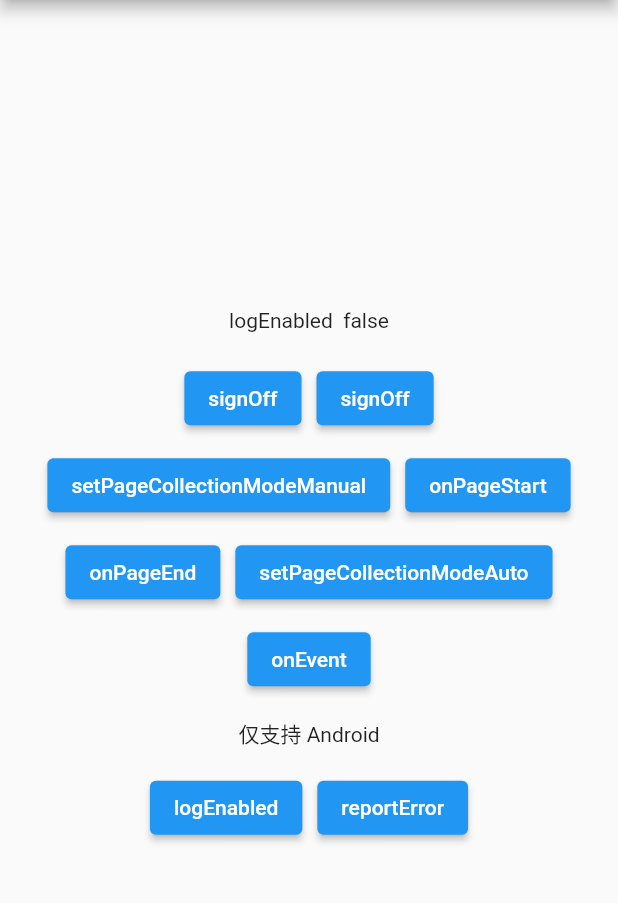
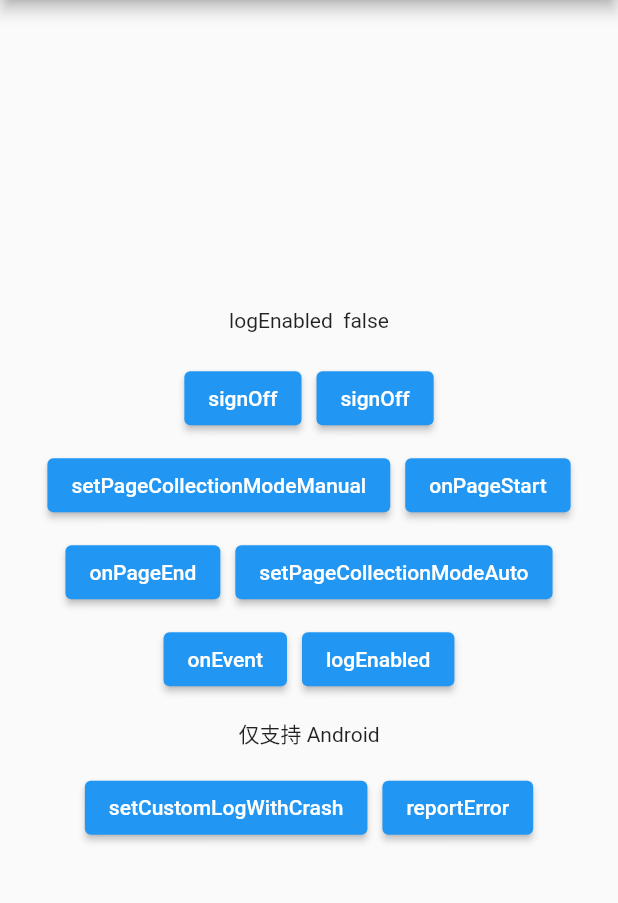
Before and after one commit to Wayaer/fl_umeng, a Flutter app: the screen it shows after launch, after a tap on "logEnabled", on a phone screen of 412 x 824 dp, the part 84-987 px from its top. Run offline on Flutter 3.47's test engine with Material 2 defaults, Android fonts, the phone set to English and light mode, and no system bars.

Commit message:
no message

```diff
--- a/example/lib/main.dart
+++ b/example/lib/main.dart
@@ -29,10 +29,7 @@ class _HomePageState extends State<_HomePage> {
 
   /// 注册友盟
   Future<void> init() async {
-    final bool? crash = await FlUMengCrash.instance.init(
-        androidAppKey: '5f8fe2abfac90f1c19a8642e',
-        iosAppKey: '5f8fe4d4c1122b44acfc7aa7',
-        channel: 'channel');
+    final bool? crash = await FlUMeng.instance.setConfigWithCrash();
     print('UmengCrash 初始化成功 = $crash');
 
     final bool? data = await FlUMeng.instance.init(
@@ -40,6 +37,7 @@ class _HomePageState extends State<_HomePage> {
         iosAppKey: '5f8fe4d4c1122b44acfc7aa7',
         channel: 'channel');
     print('Umeng 初始化成功 = $data');
+    await FlUMeng.instance.setConfigWithCrash();
   }
 
   @override
@@ -106,6 +104,13 @@ class _HomePageState extends State<_HomePage> {
                   setState(() {});
                 },
                 child: const Text('onEvent')),
+            ElevatedButton(
+                onPressed: () async {
+                  final bool data = await FlUMeng.instance.setLogEnabled(true);
+                  text = 'logEnabled  $data';
+                  setState(() {});
+                },
+                child: const Text('logEnabled')),
           ]),
       const Padding(padding: EdgeInsets.all(15), child: Text('仅支持 Android')),
       Wrap(
@@ -115,11 +120,12 @@ class _HomePageState extends State<_HomePage> {
           children: <Widget>[
             ElevatedButton(
                 onPressed: () async {
-                  final bool data = await FlUMeng.instance.setLogEnabled(true);
-                  text = 'logEnabled  $data';
+                  final bool data = await FlUMeng.instance
+                      .setCustomLogWithCrash('key', 'type');
+                  text = 'setCustomLogWithCrash  $data';
                   setState(() {});
                 },
-                child: const Text('logEnabled')),
+                child: const Text('setCustomLogWithCrash')),
             ElevatedButton(
                 onPressed: () async {
                   final bool data = await FlUMeng.instance.reportError('error');
--- a/lib/fl_umeng.dart
+++ b/lib/fl_umeng.dart
@@ -93,11 +93,10 @@ class FlUMeng {
   }
 
   /// 是否开启日志
-  /// 仅支持android
-  Future<bool> setLogEnabled(bool logEnabled) async {
+  Future<bool> setLogEnabled(bool enabled) async {
     if (!_isAndroid) return false;
     final bool? state =
-        await _channel.invokeMethod<bool?>('setLogEnabled', logEnabled);
+        await _channel.invokeMethod<bool?>('setLogEnabled', enabled);
     return state ?? false;
   }
 
@@ -109,26 +108,11 @@ class FlUMeng {
         await _channel.invokeMethod<bool?>('reportError', error);
     return state ?? false;
   }
-}
-
-class FlUMengCrash {
-  factory FlUMengCrash() => _getInstance();
-
-  FlUMengCrash._internal();
-
-  static FlUMengCrash get instance => _getInstance();
-
-  static FlUMengCrash? _instance;
-
-  static FlUMengCrash _getInstance() {
-    _instance ??= FlUMengCrash._internal();
-    return _instance!;
-  }
 
   /// 设置app 版本
   /// [version] 1.0.01
   /// [buildId] 1
-  Future<bool> setAppVersion(
+  Future<bool> setAppVersionWithCrash(
       String version, String subVersion, String buildId) async {
     if (!_supportPlatform) return false;
     final bool? state =
@@ -140,25 +124,17 @@ class FlUMengCrash {
     return state ?? false;
   }
 
-  /// 初始化
-  Future<bool> init(
-      {required String androidAppKey,
-      required String iosAppKey,
-      String channel = '',
-      CrashMode? crashMode}) async {
+  /// 初始化 Crash
+  Future<bool> setConfigWithCrash({CrashMode? crashMode}) async {
     if (!_supportPlatform) return false;
     crashMode ??= CrashMode();
-    final Map<String, dynamic> map = <String, dynamic>{
-      'appKey': _isAndroid ? androidAppKey : iosAppKey,
-      'channel': channel
-    };
-    map.addAll(crashMode.toMap());
-    final bool? state = await _channel.invokeMethod<bool?>('initCrash', map);
+    final bool? state =
+        await _channel.invokeMethod<bool?>('setCrashConfig', crashMode.toMap());
     return state ?? false;
   }
 
   /// 自定义log only Android
-  Future<bool> customLog(String key, String type) async {
+  Future<bool> setCustomLogWithCrash(String key, String type) async {
     if (!_isAndroid) return false;
     final bool? state = await _channel.invokeMethod<bool?>(
         'customLog', <String, dynamic>{'key': key, 'type': type});
```
Also changed, not shown: 3 other files.
